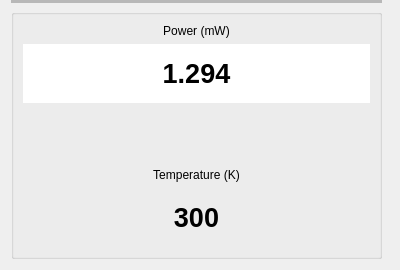
First picture: the form in MeasurementComponents/status/status.ui, repository ge23jud/Specdracula, before the edit.
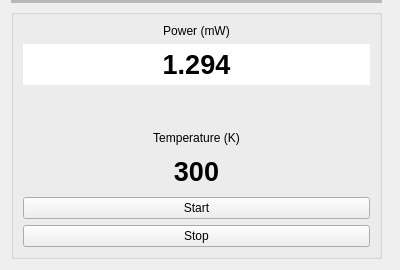
Second picture: the form after the edit.

Commit message:
Add Status monitor, Map module, Dashboard piezo control, and status pause/resume
- Status: continuous power readout (start/stop), pause/resume API for other modules
- Map: 2D piezo sweep with per-pixel spectrum integration, live ImageView, ROI and target drag control
- Dashboard: wire piezo X/Y to hardware; add directional step buttons driven by piezo_step (ObjectParameter)
- PowerCalibration, Photoluminescence, Spotsize: pause Status monitor around powermeter measurement loops
- helperfunctions: write_powercal_origin, fix get_next_file_number, fix latin-1 encoding for degree symbol

```diff
--- a/MeasurementComponents/status/status.ui
+++ b/MeasurementComponents/status/status.ui
@@ -166,6 +166,20 @@
         </property>
        </widget>
       </item>
+      <item>
+       <widget class="QPushButton" name="Start_PushButton">
+        <property name="text">
+         <string>Start</string>
+        </property>
+       </widget>
+      </item>
+      <item>
+       <widget class="QPushButton" name="Stop_PushButton">
+        <property name="text">
+         <string>Stop</string>
+        </property>
+       </widget>
+      </item>
      </layout>
     </widget>
    </item>
```
The commit also changes 13 other files.
